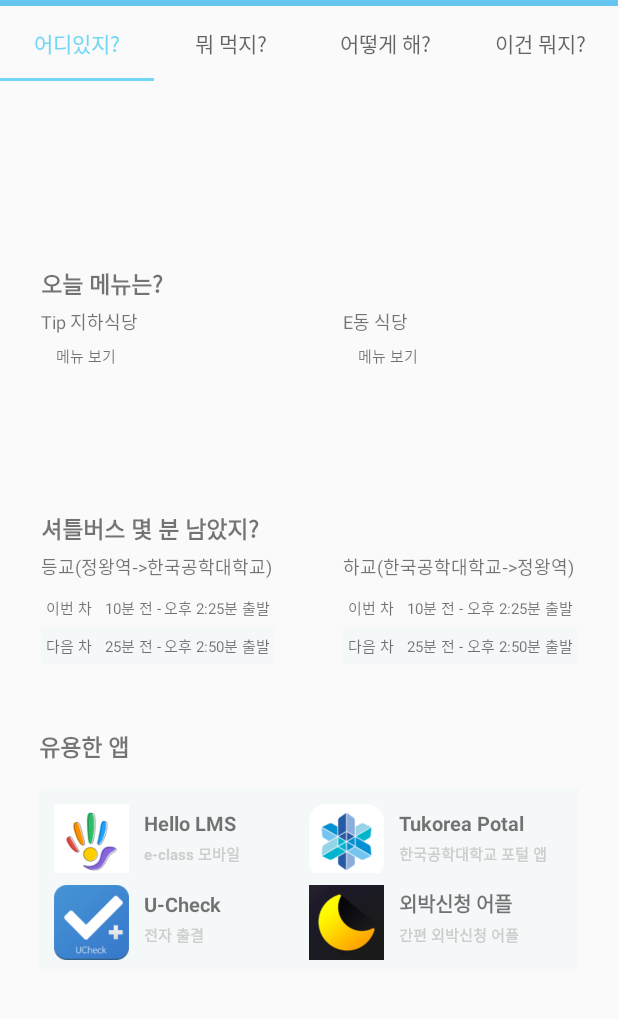
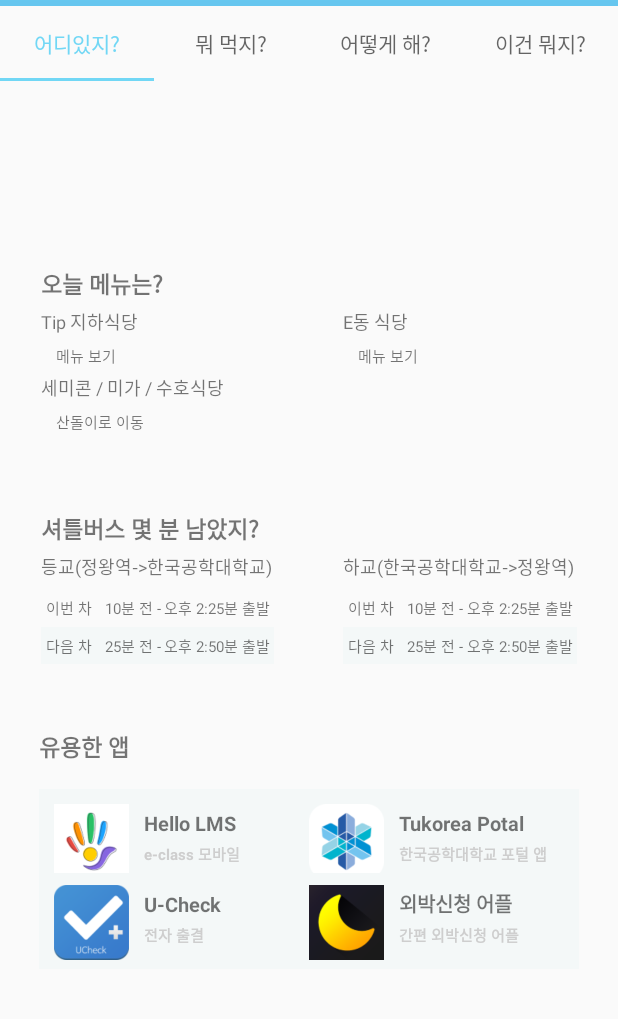
Before and after one commit to Tu-Know-Project/T-Know, an Android app: the layout activity_main.xml on its own in the app's theme, with its tools: preview values and no code run, on a phone screen of 412 x 824 dp, the part 144-1163 px from its top. Run offline under Robolectric (Android 15) with nearby library versions, the phone set to English and light mode, and no system bars.

Commit message:
[feat] 메인 페이지 메뉴보기 산돌이 링크 추가

```diff
--- a/app/src/main/java/com/example/t_know/mainPage/MainActivity.kt
+++ b/app/src/main/java/com/example/t_know/mainPage/MainActivity.kt
@@ -108,6 +108,10 @@ class MainActivity : BaseActivity<ActivityMainBinding>(ActivityMainBinding::infl
             val intent = Intent(Intent.ACTION_VIEW, Uri.parse("https://ibook.kpu.ac.kr/Viewer/menu01"))
             startActivity(intent)
         }
+        binding.menuSandol.setOnClickListener {
+            val intent = Intent(Intent.ACTION_VIEW, Uri.parse("https://pf.kakao.com/_pRxlZxb"))
+            startActivity(intent)
+        }
     }
 
     private fun startAutoScroll() {
--- a/app/src/main/res/layout/activity_main.xml
+++ b/app/src/main/res/layout/activity_main.xml
@@ -156,18 +156,22 @@
                         <TextView
                             android:id="@+id/menu_tip"
                             android:layout_width="match_parent"
-                            android:layout_height="match_parent"
+                            android:layout_height="20dp"
                             android:layout_marginLeft="10dp"
                             android:text="메뉴 보기"
                             android:textSize="10dp" />
+                        <TextView
+                            android:layout_width="match_parent"
+                            android:layout_height="24dp"
+                            android:text="세미콘 / 미가 / 수호식당"
+                            android:textSize="12dp" />
 
                         <TextView
-                            android:layout_width="0dp"
-                            android:layout_height="match_parent"
-                            android:layout_weight="1"
-                            android:gravity="center|right"
-                            android:text="이번 차"
-                            android:textAlignment="center"
+                            android:id="@+id/menu_sandol"
+                            android:layout_width="match_parent"
+                            android:layout_height="20dp"
+                            android:layout_marginLeft="10dp"
+                            android:text="산돌이로 이동"
                             android:textSize="10dp" />
                     </LinearLayout>
 
@@ -192,7 +196,6 @@
                             android:layout_marginLeft="10dp"
                             android:text="메뉴 보기"
                             android:textSize="10dp"
-
                             />
                     </LinearLayout>
                 </LinearLayout>
```
